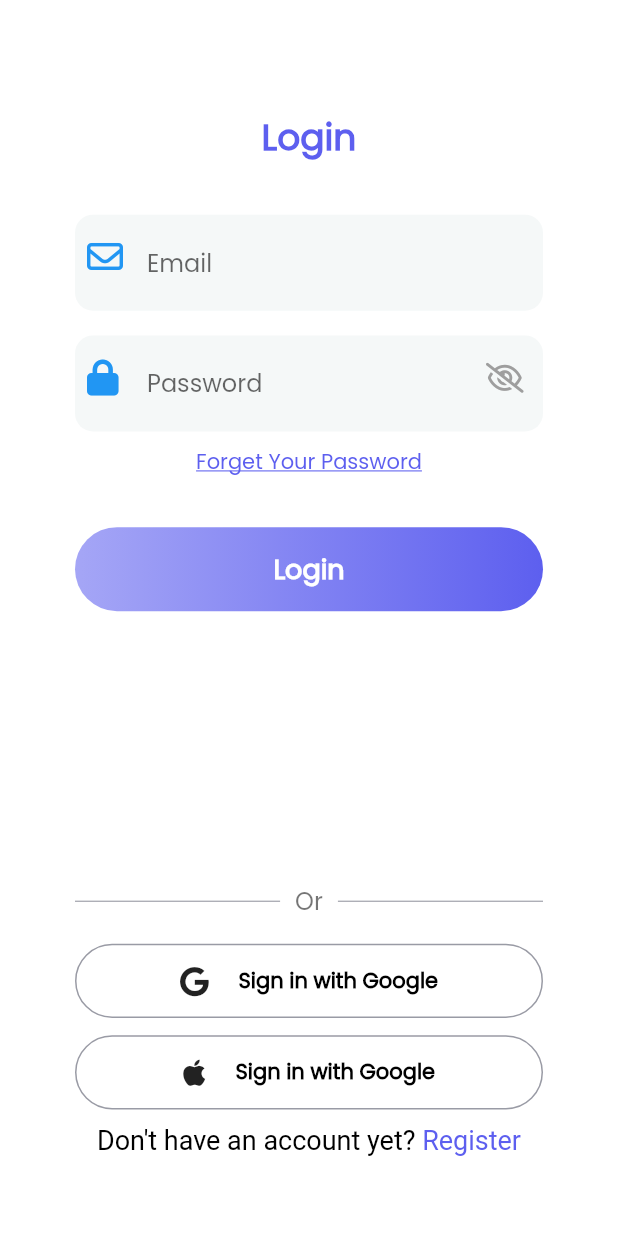
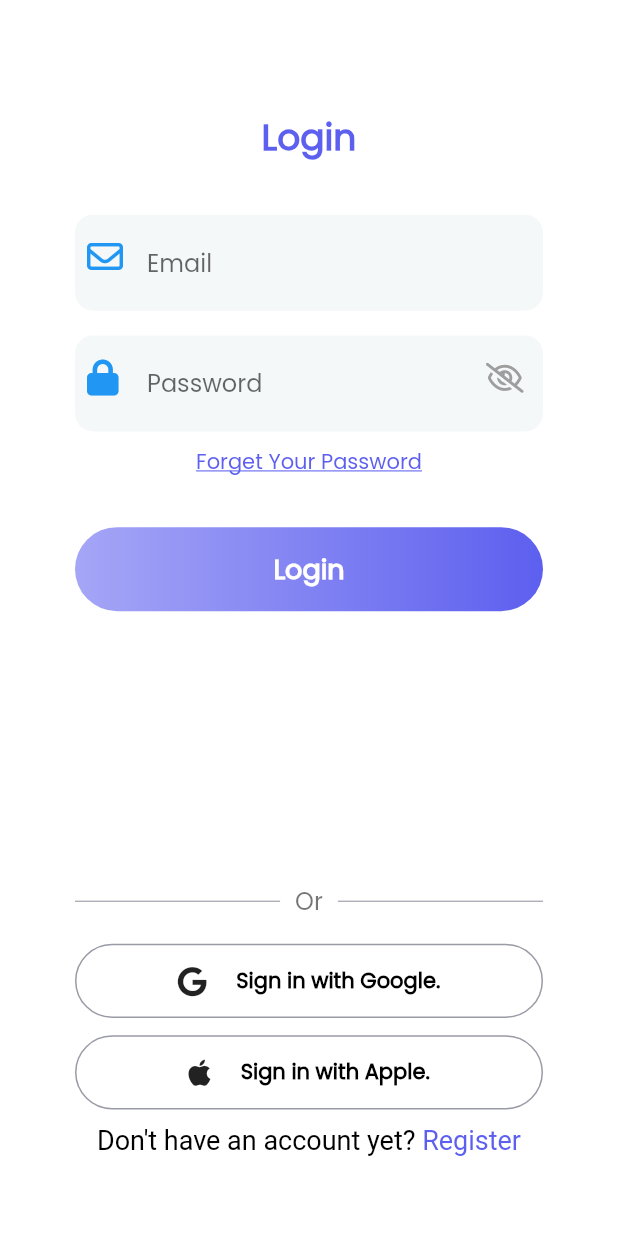
Before and after one commit to raaz0n/sleepfit, a Flutter app: the OnBoardingScreen screen opened by its route, after a tap on "Skip", on a phone screen of 412 x 824 dp. Run offline on Flutter 3.47's test engine with Material 2 defaults, Android fonts, the phone set to English and light mode, and no system bars; our stand-ins replace date_picker_timeline, fl_chart, flutter_svg, font_awesome_flutter, percent_indicator.

```diff
--- a/lib/common/routes.manager.dart
+++ b/lib/common/routes.manager.dart
@@ -1,11 +1,12 @@
 import 'package:flutter/material.dart';
-import 'package:sleepfit/main.page.dart';
-import 'package:sleepfit/pages/Auth/login.screen.dart';
-import 'package:sleepfit/pages/music/music.screen.dart';
 
+import '../main.page.dart';
 import '../pages/Auth/forget.screen.dart';
+import '../pages/Auth/login.screen.dart';
 import '../pages/Auth/register.screen.dart';
+import '../pages/Journal/model/feature.model.dart';
 import '../pages/Splash/splash.screen.dart';
+import '../pages/music/music.screen.dart';
 import '../pages/onboard/onboard.screen.dart';
 import 'string.manager.dart';
 
@@ -21,21 +22,38 @@ class Routes {
 
 class RouteGenerator {
   static Route<dynamic> getRoute(RouteSettings routeSettings) {
+    final arg = routeSettings.arguments;
     switch (routeSettings.name) {
       case Routes.splashRoute:
-        return MaterialPageRoute(builder: (_) => const SplashScreen());
+        return MaterialPageRoute(
+          builder: (_) => const SplashScreen(),
+        );
       case Routes.onBoardingRoute:
-        return MaterialPageRoute(builder: (_) => const OnBoardingScreen());
+        return MaterialPageRoute(
+          builder: (_) => const OnBoardingScreen(),
+        );
       case Routes.mainRoute:
-        return MaterialPageRoute(builder: (_) => const MainPageScreen());
+        return MaterialPageRoute(
+          builder: (_) => const MainPageScreen(),
+        );
       case Routes.loginRoute:
-        return MaterialPageRoute(builder: (_) => LoginScreen());
+        return MaterialPageRoute(
+          builder: (_) => LoginScreen(),
+        );
       case Routes.registerRoute:
-        return MaterialPageRoute(builder: (_) => RegisterScreen());
+        return MaterialPageRoute(
+          builder: (_) => RegisterScreen(),
+        );
       case Routes.resetPasswordRoute:
-        return MaterialPageRoute(builder: (_) => ResetPasswordScreen());
+        return MaterialPageRoute(
+          builder: (_) => ResetPasswordScreen(),
+        );
       case Routes.musicRoute:
-        return MaterialPageRoute(builder: (_) => const MusicScreen());
+        return MaterialPageRoute(
+          builder: (_) => MusicScreen(
+            data: arg as FeatureItemModel,
+          ),
+        );
       default:
         return unDefinedRoute();
     }
--- a/lib/common/string.manager.dart
+++ b/lib/common/string.manager.dart
@@ -14,8 +14,8 @@ class AppStrings {
   static const String onBoardingSubTitle3 =
       "Improve the quality of your sleep with us,good quality sleep can bring a good mood in the morning";
   static const String skip = "Skip";
-  static const String googleSigning = "Sign in with Google";
-  static const String appleSigning = "Sign in with Google";
+  static const String googleSigning = "Sign in with Google.";
+  static const String appleSigning = "Sign in with Apple.";
   static const String sendResetMail = "Send Reset Mail";
   static const String musicName = "Deep Sleep Music";
   static const String createAccount = "Create an account";
--- a/lib/main.dart
+++ b/lib/main.dart
@@ -1,6 +1,6 @@
 import 'package:flutter/material.dart';
-import 'package:sleepfit/common/color.manager.dart';
 
+import 'common/color.manager.dart';
 import 'common/routes.manager.dart';
 
 void main() {
--- a/lib/pages/Journal/model/feature.model.dart
+++ b/lib/pages/Journal/model/feature.model.dart
@@ -1,5 +1,6 @@
 import 'package:flutter/material.dart';
-import 'package:sleepfit/common/string.manager.dart';
+
+import '../../../common/string.manager.dart';
 
 class FeatureItemModel {
   String title;
--- a/lib/pages/onboard/onboard.screen.dart
+++ b/lib/pages/onboard/onboard.screen.dart
@@ -1,9 +1,9 @@
 import 'package:flutter/material.dart';
-import 'package:sleepfit/common/color.manager.dart';
-import 'package:sleepfit/common/value.manager.dart';
 
+import '../../common/color.manager.dart';
 import '../../common/routes.manager.dart';
 import '../../common/string.manager.dart';
+import '../../common/value.manager.dart';
 import '../../widgets/large.text.widget.dart';
 import '../../widgets/small.text.widget.dart';
 import 'models/onboard.model.dart';
--- a/lib/widgets/buttonWithIcon.widget.dart
+++ b/lib/widgets/buttonWithIcon.widget.dart
@@ -1,6 +1,7 @@
 import 'package:flutter/material.dart';
-import 'package:sleepfit/common/color.manager.dart';
-import 'package:sleepfit/common/font.manager.dart';
+
+import '../common/color.manager.dart';
+import '../common/font.manager.dart';
 
 class ButtonWithIcons extends StatelessWidget {
   const ButtonWithIcons(
--- a/lib/widgets/large.text.widget.dart
+++ b/lib/widgets/large.text.widget.dart
@@ -1,5 +1,6 @@
 import 'package:flutter/material.dart';
-import 'package:sleepfit/common/font.manager.dart';
+
+import '../common/font.manager.dart';
 
 class AppLargeText extends StatelessWidget {
   double size;
--- a/lib/widgets/textformfield.widget.dart
+++ b/lib/widgets/textformfield.widget.dart
@@ -1,6 +1,7 @@
 import 'package:flutter/material.dart';
 import 'package:font_awesome_flutter/font_awesome_flutter.dart';
-import 'package:sleepfit/common/value.manager.dart';
+
+import '../common/value.manager.dart';
 
 class TextFormFieldWidget extends StatelessWidget {
   TextEditingController textEditingController;
```
Also changed, not shown: lib/main.page.dart (+6 -6 lines), lib/pages/Auth/forget.screen.dart (+6 -6 lines), lib/pages/Auth/login.screen.dart (+8 -8 lines), lib/pages/Auth/register.screen.dart (+7 -6 lines), lib/pages/Home/home.screen.dart (+6 -5 lines), lib/pages/Home/widget/music.widget.dart (+11 -1 lines), lib/pages/Journal/journal.screen.dart (+5 -5 lines), lib/pages/Profile/profile.screen.dart (+5 -4 lines), lib/pages/Splash/splash.screen.dart (+4 -4 lines), lib/pages/Statistics/statistics.screen.dart (+5 -5 lines), lib/pages/music/music.screen.dart (+6 -1 lines), lib/widgets/rounded_contrainer.dart (+4 -3 lines).
